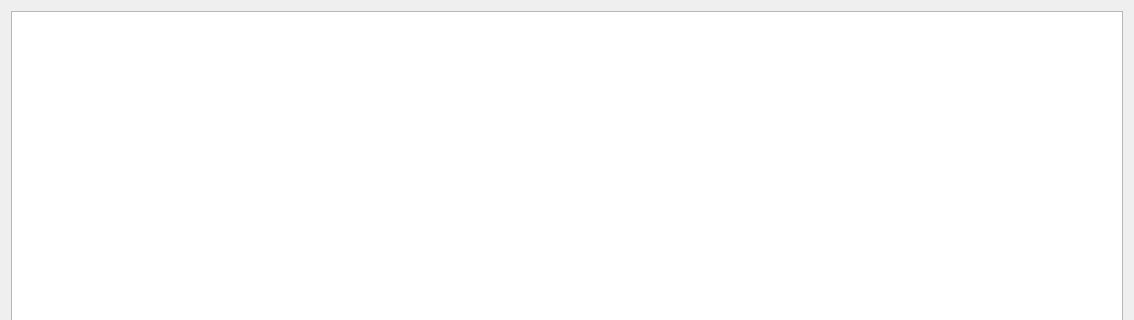
The window that visuFu.ui (Pfandflasche91/visuFu) describes before a commit, drawn with Qt 5; both pictures show x 0 to 1134 and y 0 to 320 of the 1134 by 715 pixel window.
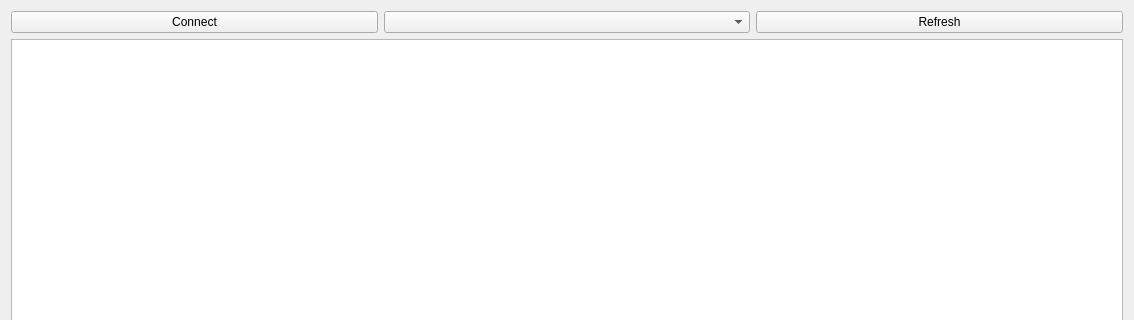
The same window after the commit.

Commit message: establish connection works. connect and disconnect handling implemented and tested

```diff
--- a/visuFu.ui
+++ b/visuFu.ui
@@ -16,6 +16,27 @@
   <layout class="QVBoxLayout" name="verticalLayout">
    <item>
     <layout class="QVBoxLayout" name="verticalLayout_2">
+     <item>
+      <layout class="QHBoxLayout" name="horizontalLayout_2">
+       <item>
+        <widget class="QPushButton" name="btn_connectCom">
+         <property name="text">
+          <string>Connect</string>
+         </property>
+        </widget>
+       </item>
+       <item>
+        <widget class="QComboBox" name="comboBox_Ports"/>
+       </item>
+       <item>
+        <widget class="QPushButton" name="btn_refreshCom">
+         <property name="text">
+          <string>Refresh</string>
+         </property>
+        </widget>
+       </item>
+      </layout>
+     </item>
      <item>
       <widget class="QTextBrowser" name="textBrowser"/>
      </item>
```
The commit also changes 3 other files.
